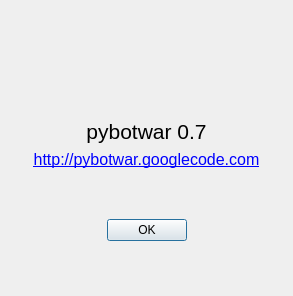
Qt form data/ui/about.ui (tvoli/pybotwar) before a commit.
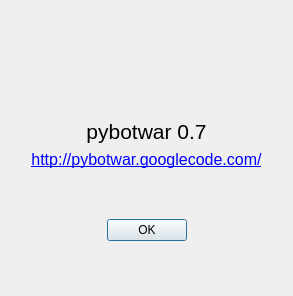
The same form after that commit. Icons and pictures are not drawn.

Commit message: add slash at end of url

Patch:
```diff
--- a/data/ui/about.ui
+++ b/data/ui/about.ui
@@ -76,7 +76,11 @@
       </font>
      </property>
      <property name="text">
-      <string>&lt;a href=&quot;http://pybotwar.googlecode.com/&quot;&gt;http://pybotwar.googlecode.com&lt;/a&gt;</string>
+      <string>&lt;!DOCTYPE HTML PUBLIC &quot;-//W3C//DTD HTML 4.0//EN&quot; &quot;http://www.w3.org/TR/REC-html40/strict.dtd&quot;&gt;
+&lt;html&gt;&lt;head&gt;&lt;meta name=&quot;qrichtext&quot; content=&quot;1&quot; /&gt;&lt;style type=&quot;text/css&quot;&gt;
+p, li { white-space: pre-wrap; }
+&lt;/style&gt;&lt;/head&gt;&lt;body style=&quot; font-family:'DejaVu Sans'; font-size:12pt; font-weight:400; font-style:normal;&quot;&gt;
+&lt;p style=&quot; margin-top:0px; margin-bottom:0px; margin-left:0px; margin-right:0px; -qt-block-indent:0; text-indent:0px;&quot;&gt;&lt;a href=&quot;http://pybotwar.googlecode.com/&quot;&gt;&lt;span style=&quot; text-decoration: underline; color:#0000ff;&quot;&gt;http://pybotwar.googlecode.com/&lt;/span&gt;&lt;/a&gt;&lt;/p&gt;&lt;/body&gt;&lt;/html&gt;</string>
      </property>
      <property name="alignment">
       <set>Qt::AlignCenter</set>
```
